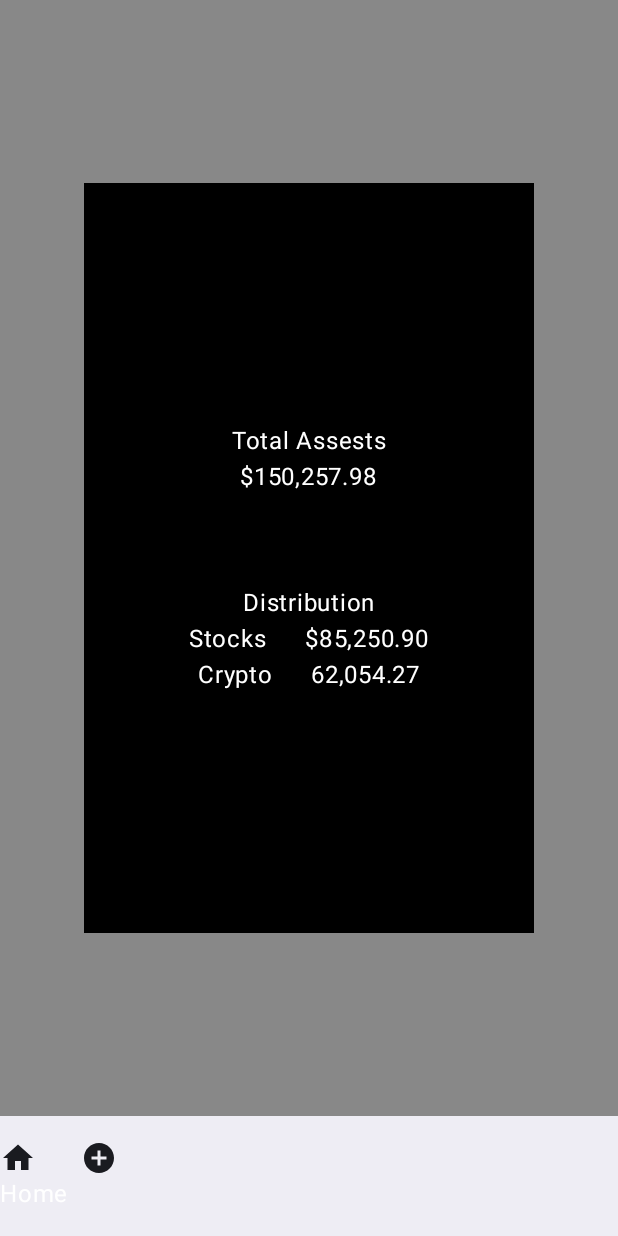
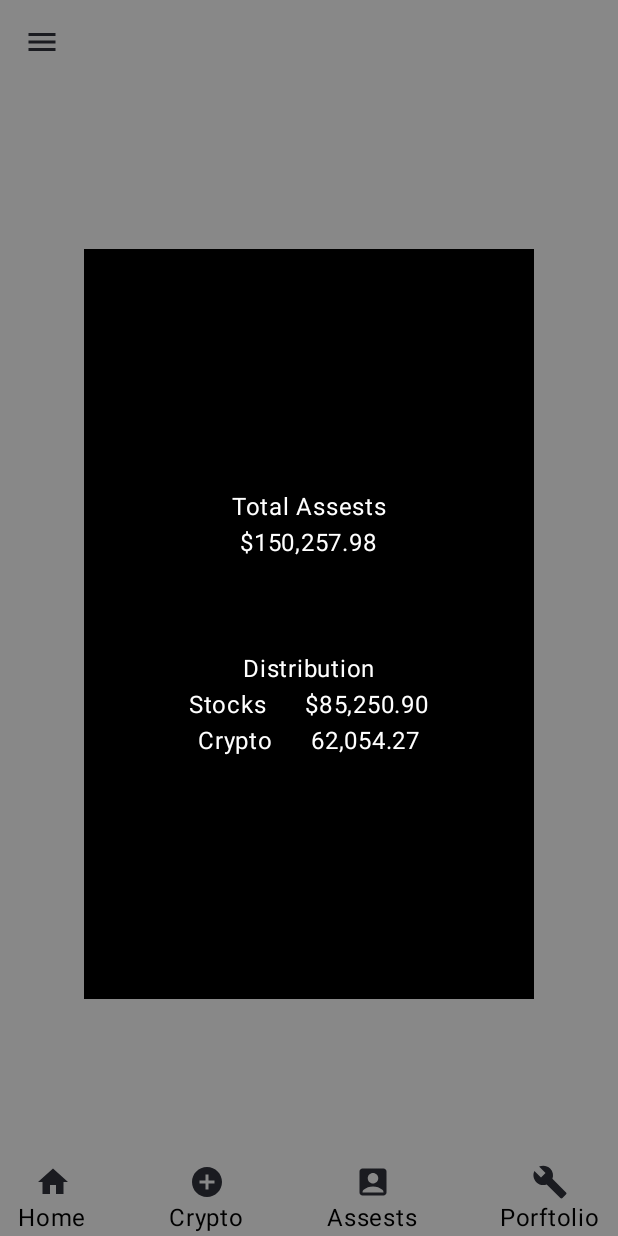
Before and after one commit to Carlos19uji/InvestmentApp, an Android app built with Jetpack Compose: the Correct_Log_In_Screen screen opened through its navigation route, on a phone screen of 412 x 824 dp. Run offline under Robolectric (Android 15) with nearby library versions, the phone set to English and light mode, and no system bars; our stand-ins replace Firebase (no records; nobody signed in at launch, a user with empty details on screens opened directly).

Commit message:
Bottom Bar2

```diff
--- a/app/build.gradle.kts
+++ b/app/build.gradle.kts
@@ -57,7 +57,7 @@ dependencies {
     implementation("com.google.firebase:firebase-auth-ktx")
     implementation("com.google.firebase:firebase-auth:22.0.0")
     implementation("com.google.firebase:firebase-analytics")
-    implementation(platform("com.google.firebase:firebase-bom:33.3.0"))
+    implementation(platform("com.google.firebase:firebase-bom:32.3.1"))
     implementation(libs.androidx.core.ktx)
     implementation(libs.androidx.lifecycle.runtime.ktx)
     implementation(libs.androidx.activity.compose)
--- a/app/src/main/java/com/example/groupproject/AppBar.kt
+++ b/app/src/main/java/com/example/groupproject/AppBar.kt
@@ -6,22 +6,36 @@ import androidx.compose.ui.graphics.vector.ImageVector
 import androidx.compose.foundation.Image
 import androidx.compose.foundation.background
 import androidx.compose.foundation.clickable
+import androidx.compose.foundation.layout.Arrangement
 import androidx.compose.foundation.layout.Box
 import androidx.compose.foundation.layout.Column
 import androidx.compose.foundation.layout.Row
 import androidx.compose.foundation.layout.Spacer
+import androidx.compose.foundation.layout.fillMaxSize
+import androidx.compose.foundation.layout.fillMaxWidth
 import androidx.compose.foundation.layout.height
+import androidx.compose.foundation.layout.padding
 import androidx.compose.foundation.layout.size
 import androidx.compose.foundation.layout.width
+import androidx.compose.material.icons.automirrored.filled.ArrowBack
+import androidx.compose.material.icons.filled.AccountBox
 import androidx.compose.material.icons.filled.AddCircle
+import androidx.compose.material.icons.filled.ArrowBack
+import androidx.compose.material.icons.filled.Build
+import androidx.compose.material.icons.filled.Menu
 import androidx.compose.material3.BottomAppBar
+import androidx.compose.material3.DrawerState
 import androidx.compose.material3.ExperimentalMaterial3Api
 import androidx.compose.material3.Icon
+import androidx.compose.material3.IconButton
+import androidx.compose.material3.MaterialTheme
 import androidx.compose.material3.NavigationBar
 import androidx.compose.material3.NavigationBarItem
 import androidx.compose.material3.Text
+import androidx.compose.material3.TextButton
 import androidx.compose.material3.TopAppBar
 import androidx.compose.runtime.Composable
+import androidx.compose.ui.Alignment
 import androidx.compose.ui.Modifier
 import androidx.compose.ui.graphics.Color
 import androidx.compose.ui.modifier.modifierLocalMapOf
@@ -35,17 +49,16 @@ import androidx.navigation.compose.currentBackStackEntryAsState
 @Composable
 fun TopNavigationBar(onBackClick: () -> Unit, title: String) {
     TopAppBar(
-        modifier = Modifier.background(Color.Black),
+        modifier = Modifier.fillMaxWidth().background(Color.Black),
         title = {
             Text(
                 text = title,
-                color = Color.Black // Cambia el color del texto a blanco
+                color = Color.Black
             )
         },
-        // Cambia el fondo a gris
         navigationIcon = {
-            Image(
-                painter = painterResource(id = R.drawable.flecha),
+            Icon(
+                imageVector = Icons.AutoMirrored.Filled.ArrowBack,
                 contentDescription = "Back Arrow",
                 modifier = Modifier.clickable(onClick = onBackClick)
                     .width(50.dp)
@@ -57,40 +70,122 @@ fun TopNavigationBar(onBackClick: () -> Unit, title: String) {
 
 @Composable
 fun TopNavigationBar2(){
-
+    Row(
+        modifier = Modifier.fillMaxWidth()
+            .background(Color.Gray)
+            .padding(16.dp),
+        verticalAlignment = Alignment.CenterVertically
+    ) {
+        Icon(
+            imageVector = Icons.Default.Menu,
+            contentDescription = "Menu",
+            modifier = Modifier.clickable { onMenuClick() }
+        )
+    }
 }
 
 @Composable
 fun BottomNavigationBar(navController: NavController) {
-    NavigationBar {
-        Row{
-            Column{
+        Row(
+            modifier = Modifier.fillMaxWidth()
+                .background(Color.Gray),
+            horizontalArrangement = Arrangement.SpaceAround
+        ){
+            Column(
+                horizontalAlignment = Alignment.CenterHorizontally,
+                modifier = Modifier.clickable {
+                    navController.navigate(Screen.CorrectLogIn.route) {
+                        popUpTo(navController.graph.startDestinationId)
+                        launchSingleTop = true
+                    }
+                }
+            ){
                 Icon(
                     imageVector = Icons.Default.Home,
                     contentDescription = "Home",
-                    modifier = Modifier.clickable {
-                        navController.navigate(Screen.CorrectLogIn.route) {
-                            popUpTo(navController.graph.startDestinationId)
-                            launchSingleTop = true
-                        }
-                    }
                 )
-                Text("Home", color = Color.White)
+                Text("Home", color = Color.Black)
             }
             Spacer(modifier = Modifier.width(8.dp))
 
-            Column{
+            Column(
+                horizontalAlignment = Alignment.CenterHorizontally,
+                modifier = Modifier.clickable {
+                    navController.navigate(Screen.Crypto.route) {
+                        popUpTo(navController.graph.startDestinationId)
+                        launchSingleTop = true
+                    }
+                }
+            ){
                 Icon(
                     imageVector = Icons.Default.AddCircle,
                     contentDescription = "Crypto",
-                    modifier = Modifier.clickable {
-                        navController.navigate(Screen.Crypto.route){
-                            popUpTo(navController.graph.startDestinationId)
-                            launchSingleTop = true
-                        }
+                )
+                Text("Crypto", color = Color.Black)
+            }
+            Spacer(modifier = Modifier.width(8.dp))
+
+            Column(
+                horizontalAlignment = Alignment.CenterHorizontally,
+                modifier = Modifier.clickable {
+                    navController.navigate(Screen.Assets.route) {
+                        popUpTo(navController.graph.startDestinationId)
+                        launchSingleTop = true
                     }
+                }
+            ){
+                Icon(
+                    imageVector = Icons.Default.AccountBox,
+                    contentDescription = "Assests",
                 )
+                Text("Assests", color = Color.Black)
             }
+            Spacer(modifier = Modifier.width(8.dp))
+
+            Column(
+                horizontalAlignment = Alignment.CenterHorizontally,
+                modifier = Modifier.clickable {
+                    navController.navigate(Screen.Portfolio.route) {
+                        popUpTo(navController.graph.startDestinationId)
+                        launchSingleTop = true
+                    }
+                }
+            ){
+                Icon(
+                    imageVector = Icons.Default.Build,
+                    contentDescription = "Portfolio",
+                )
+                Text("Porftolio", color = Color.Black)
+            }
+        }
+}
+
+@Composable
+fun DrawerContent(drawerState: DrawerState, navController: NavController){
+    Column(
+        modifier = Modifier.fillMaxSize().padding(16.dp)
+    ) {
+        Text(text = "Opciones")
+        Spacer(modifier = Modifier.height(16.dp))
+        // Ejemplo de opciones del Drawer
+        TextButton(onClick = {
+            // Navegación o acción aquí
+            // Por ejemplo, cerrar el Drawer
+            // Puedes agregar lógica de navegación aquí
+        }) {
+            Text("Opción 1")
+        }
+        TextButton(onClick = {
+            // Navegación o acción aquí
+            // Puedes agregar lógica de navegación aquí
+        }) {
+            Text("Opción 2")
+        }
+        TextButton(onClick = {
+            // Navegación o acción aquí
+            // Puedes agregar lógica de navegación aquí
+        }) {
+            Text("Opción 3")
         }
     }
 }
--- a/app/src/main/java/com/example/groupproject/CorrectLogIn.kt
+++ b/app/src/main/java/com/example/groupproject/CorrectLogIn.kt
@@ -10,6 +10,7 @@ import androidx.compose.foundation.layout.fillMaxSize
 import androidx.compose.foundation.layout.height
 import androidx.compose.foundation.layout.padding
 import androidx.compose.foundation.layout.width
+import androidx.compose.foundation.shape.RoundedCornerShape
 import androidx.compose.material.icons.Icons
 import androidx.compose.material.icons.filled.Home
 import androidx.compose.material.icons.filled.Person
@@ -20,6 +21,7 @@ import androidx.compose.material3.Text
 import androidx.compose.runtime.Composable
 import androidx.compose.ui.Alignment
 import androidx.compose.ui.Modifier
+import androidx.compose.ui.draw.clip
 import androidx.compose.ui.focus.focusModifier
 import androidx.compose.ui.graphics.Color
 import androidx.compose.ui.unit.dp
@@ -40,6 +42,7 @@ fun Correct_Log_In_Screen(navController: NavHostController) {
         Box(
             Modifier.width(300.dp).height(500.dp)
                 .background(Color.Black)
+                .clip(RoundedCornerShape(16.dp))
         ){
             Column(
                 Modifier.fillMaxSize()
--- a/app/src/main/java/com/example/groupproject/MainActivity.kt
+++ b/app/src/main/java/com/example/groupproject/MainActivity.kt
@@ -76,6 +76,7 @@ sealed class Screen(val route : String, val title: String){
 class MainActivity : ComponentActivity() {
     private lateinit var auth : FirebaseAuth
     private lateinit var googleSignInClient : GoogleSignInClient
+    private lateinit var navController : NavController
 
     override fun onCreate(savedInstanceState: Bundle?) {
         super.onCreate(savedInstanceState)
@@ -90,6 +91,7 @@ class MainActivity : ComponentActivity() {
         enableEdgeToEdge()
         setContent {
             GroupProjectTheme {
+                navController = rememberNavController()
                 MainApp(auth, googleSignInClient, ::signInWithGoogle)
             }
         }
@@ -109,6 +111,10 @@ class MainActivity : ComponentActivity() {
         auth.signInWithCredential(credential).addOnCompleteListener(this) { task ->
             if (task.isSuccessful) {
                 Toast.makeText(this, "Signed in with Google", Toast.LENGTH_SHORT).show()
+                navController.navigate(Screen.CorrectLogIn.route){
+                    popUpTo(Screen.Login.route) {inclusive = true}
+                }
+
             } else {
                 Toast.makeText(this, "Authentication Failed.", Toast.LENGTH_SHORT).show()
             }
--- a/app/src/main/java/com/example/groupproject/MainApp.kt
+++ b/app/src/main/java/com/example/groupproject/MainApp.kt
@@ -21,11 +21,10 @@ import com.google.firebase.auth.FirebaseAuth
 @Composable
 fun MainApp(auth: FirebaseAuth, googleSignInClient: GoogleSignInClient, signInWithGoogle: () -> Unit) {
     val navController = rememberNavController()
-    val isUserLoggedIn = remember { mutableStateOf(false) } // Estado de autenticación
+    val isUserLoggedIn = remember { mutableStateOf(false) }
 
     Scaffold(
         topBar = {
-            // Mostrar la TopNavigationBar solo en las pantallas de Login, Register y ForgotPassword
             val currentScreen = navController.currentBackStackEntryAsState().value?.destination?.route
             if (currentScreen in listOf(Screen.Login.route, Screen.CreateAccount.route, Screen.Password.route)) {
                 val title = when (currentScreen) {
@@ -36,17 +35,20 @@ fun MainApp(auth: FirebaseAuth, googleSignInClient: GoogleSignInClient, signInWi
                 }
                 TopNavigationBar(onBackClick = { navController.popBackStack() }, title = title)
             }
+            if (currentScreen in listOf(Screen.CorrectLogIn.route, Screen.Crypto.route, Screen.Assets.route, Screen.Portfolio.route)){
+                TopNavigationBar2()
+            }
         },
         bottomBar = {
             if (isUserLoggedIn.value) {
                 BottomNavigationBar(navController)
             }
         }
-    ) { innerPadding -> // `innerPadding` para manejar el padding del Scaffold
+    ) { innerPadding ->
         NavHost(
             navController = navController,
-            startDestination = if (isUserLoggedIn.value) Screen.CorrectLogIn.route else Screen.Home.route, // Elige la ruta inicial dependiendo del estado de autenticación
-            modifier = Modifier.padding(innerPadding) // Aplica el padding del Scaffold
+            startDestination = if (isUserLoggedIn.value) Screen.CorrectLogIn.route else Screen.Home.route,
+            modifier = Modifier.padding(innerPadding)
         ) {
             composable(Screen.Home.route){
                 home_screen(onLoginClick = {navController.navigate(Screen.Login.route)},
@@ -73,7 +75,7 @@ fun MainApp(auth: FirebaseAuth, googleSignInClient: GoogleSignInClient, signInWi
             }
             composable(Screen.CorrectLogIn.route) {
                 Correct_Log_In_Screen(navController = navController)
-                isUserLoggedIn.value = true // Actualiza el estado a "iniciado sesión"
+                isUserLoggedIn.value = true
             }
             composable(Screen.Crypto.route) {
                 crypto()
--- a/app/src/main/java/com/example/groupproject/Screens.kt
+++ b/app/src/main/java/com/example/groupproject/Screens.kt
@@ -156,7 +156,7 @@ fun LoginScreen(
                 .padding(5.dp)
         )
 
-        // Botón "Create Account"
+
         Button(
             onClick = onCreateAccountClick,
             colors = ButtonDefaults.buttonColors(containerColor = Color.Black),
@@ -168,7 +168,7 @@ fun LoginScreen(
             Text(text = "Create Account", color = Color(0xFFFFD700), fontSize = 18.sp)
         }
 
-        // Botón "Forgot your password?"
+
         TextButton(
             onClick = { onForgotPasswordClick() },
             modifier = Modifier.align(Alignment.CenterHorizontally)
```
